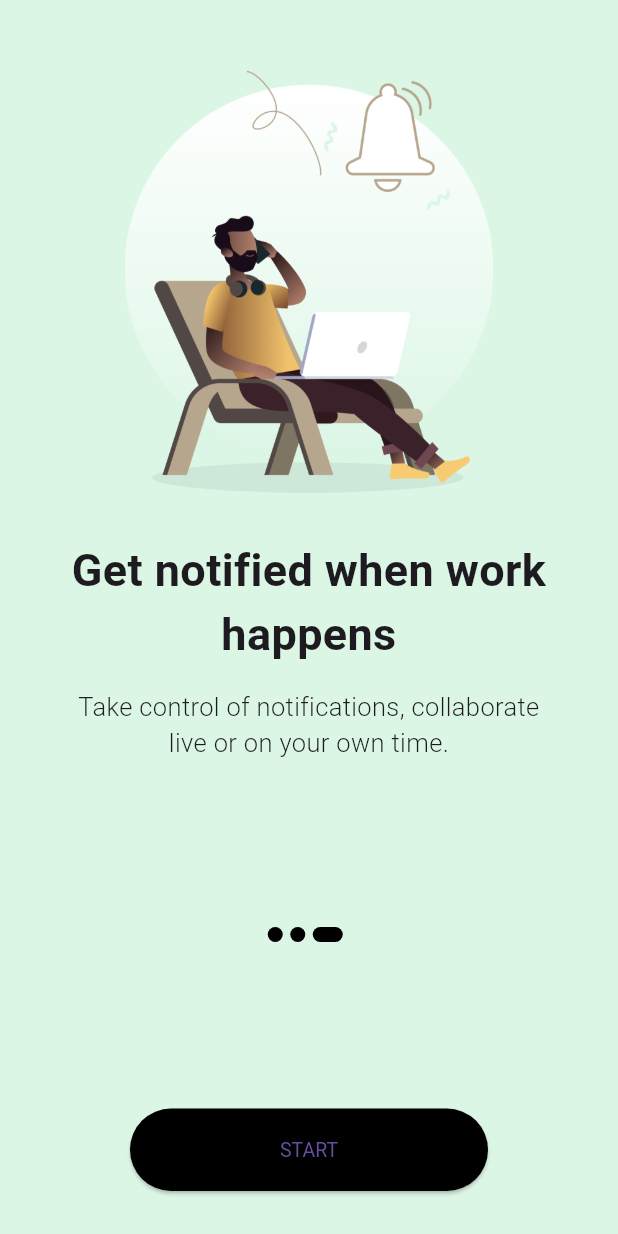
After one commit to MyApero/HOD-App, a Flutter app: the screen it shows after launch, after a tap on "SKIP", on a phone screen of 412 x 824 dp. The commit adds this screen. Run offline on Flutter 3.47's test engine with Material 3 defaults, Android fonts, the phone set to English and light mode, and no system bars; Roboto replaces fonts that are missing (Mulish).

Commit message:
[ADD] Onboarding testes

```diff
--- a/lib/main.dart
+++ b/lib/main.dart
@@ -1,109 +1,121 @@
 import 'package:flutter/material.dart';
 import 'package:hod_app/theme.dart';
 import 'package:hod_app/theme_screen.dart';
+import 'onboarding_screen.dart';
 
 void main() {
   runApp(const MyApp());
 }
 
-class MyApp extends StatelessWidget {
-  const MyApp({super.key});
+// class MyApp extends StatelessWidget {
+//   const MyApp({super.key});
 
   // This widget is the root of your application.
-  @override
-  Widget build(BuildContext context) {
-    return MaterialApp(
-      title: 'HOD App',
-      theme: theme,
-      home: const ThemeTestScreen(),
-    );
-  }
-}
+  // @override
+  // Widget build(BuildContext context) {
+  //   return MaterialApp(
+  //     title: 'HOD App',
+  //     theme: theme,
+  //     home: const ThemeTestScreen(),
+  //   );
+  // }
 
-class MyHomePage extends StatefulWidget {
-  const MyHomePage({super.key, required this.title});
-
-  // This widget is the home page of your application. It is stateful, meaning
-  // that it has a State object (defined below) that contains fields that affect
-  // how it looks.
-
-  // This class is the configuration for the state. It holds the values (in this
-  // case the title) provided by the parent (in this case the App widget) and
-  // used by the build method of the State. Fields in a Widget subclass are
-  // always marked "final".
-
-  final String title;
-
-  @override
-  State<MyHomePage> createState() => _MyHomePageState();
-}
-
-class _MyHomePageState extends State<MyHomePage> {
-  int _counter = 0;
-
-  void _incrementCounter() {
-    setState(() {
-      // This call to setState tells the Flutter framework that something has
-      // changed in this State, which causes it to rerun the build method below
-      // so that the display can reflect the updated values. If we changed
-      // _counter without calling setState(), then the build method would not be
-      // called again, and so nothing would appear to happen.
-      _counter++;
-    });
-  }
+  class MyApp extends StatelessWidget {
+  const MyApp({Key? key}) : super(key: key);
 
   @override
   Widget build(BuildContext context) {
-    // This method is rerun every time setState is called, for instance as done
-    // by the _incrementCounter method above.
-    //
-    // The Flutter framework has been optimized to make rerunning build methods
-    // fast, so that you can just rebuild anything that needs updating rather
-    // than having to individually change instances of widgets.
-    return Scaffold(
-      appBar: AppBar(
-        // TRY THIS: Try changing the color here to a specific color (to
-        // Colors.amber, perhaps?) and trigger a hot reload to see the AppBar
-        // change color while the other colors stay the same.
-        backgroundColor: Theme.of(context).colorScheme.inversePrimary,
-        // Here we take the value from the MyHomePage object that was created by
-        // the App.build method, and use it to set our appbar title.
-        title: Text(widget.title),
-      ),
-      body: Center(
-        // Center is a layout widget. It takes a single child and positions it
-        // in the middle of the parent.
-        child: Column(
-          // Column is also a layout widget. It takes a list of children and
-          // arranges them vertically. By default, it sizes itself to fit its
-          // children horizontally, and tries to be as tall as its parent.
-          //
-          // Column has various properties to control how it sizes itself and
-          // how it positions its children. Here we use mainAxisAlignment to
-          // center the children vertically; the main axis here is the vertical
-          // axis because Columns are vertical (the cross axis would be
-          // horizontal).
-          //
-          // TRY THIS: Invoke "debug painting" (choose the "Toggle Debug Paint"
-          // action in the IDE, or press "p" in the console), to see the
-          // wireframe for each widget.
-          mainAxisAlignment: MainAxisAlignment.center,
-          children: <Widget>[
-            const Text(
-              'You have pushed the button this many times:',
-            ),
-            Text(
-              '$_counter',
-              style: Theme.of(context).textTheme.headlineMedium,
-            ),
-          ],
-        ),
-      ),
-      floatingActionButton: FloatingActionButton(
-        onPressed: _incrementCounter,
-        tooltip: 'Increment',
-        child: const Icon(Icons.add),
-      ), // This trailing comma makes auto-formatting nicer for build methods.
-    );
+  return const MaterialApp(
+  debugShowCheckedModeBanner: false,
+  home: OnboardingScreen(),
+  );
   }
 }
+//
+// class MyHomePage extends StatefulWidget {
+//   const MyHomePage({super.key, required this.title});
+//
+//   // This widget is the home page of your application. It is stateful, meaning
+//   // that it has a State object (defined below) that contains fields that affect
+//   // how it looks.
+//
+//   // This class is the configuration for the state. It holds the values (in this
+//   // case the title) provided by the parent (in this case the App widget) and
+//   // used by the build method of the State. Fields in a Widget subclass are
+//   // always marked "final".
+//
+//   final String title;
+//
+//   @override
+//   State<MyHomePage> createState() => _MyHomePageState();
+// }
+//
+// class _MyHomePageState extends State<MyHomePage> {
+//   int _counter = 0;
+//
+//   void _incrementCounter() {
+//     setState(() {
+//       // This call to setState tells the Flutter framework that something has
+//       // changed in this State, which causes it to rerun the build method below
+//       // so that the display can reflect the updated values. If we changed
+//       // _counter without calling setState(), then the build method would not be
+//       // called again, and so nothing would appear to happen.
+//       _counter++;
+//     });
+//   }
+//
+//   @override
+//   Widget build(BuildContext context) {
+//     // This method is rerun every time setState is called, for instance as done
+//     // by the _incrementCounter method above.
+//     //
+//     // The Flutter framework has been optimized to make rerunning build methods
+//     // fast, so that you can just rebuild anything that needs updating rather
+//     // than having to individually change instances of widgets.
+//     return Scaffold(
+//       appBar: AppBar(
+//         // TRY THIS: Try changing the color here to a specific color (to
+//         // Colors.amber, perhaps?) and trigger a hot reload to see the AppBar
+//         // change color while the other colors stay the same.
+//         backgroundColor: Theme.of(context).colorScheme.inversePrimary,
+//         // Here we take the value from the MyHomePage object that was created by
+//         // the App.build method, and use it to set our appbar title.
+//         title: Text(widget.title),
+//       ),
+//       body: Center(
+//         // Center is a layout widget. It takes a single child and positions it
+//         // in the middle of the parent.
+//         child: Column(
+//           // Column is also a layout widget. It takes a list of children and
+//           // arranges them vertically. By default, it sizes itself to fit its
+//           // children horizontally, and tries to be as tall as its parent.
+//           //
+//           // Column has various properties to control how it sizes itself and
+//           // how it positions its children. Here we use mainAxisAlignment to
+//           // center the children vertically; the main axis here is the vertical
+//           // axis because Columns are vertical (the cross axis would be
+//           // horizontal).
+//           //
+//           // TRY THIS: Invoke "debug painting" (choose the "Toggle Debug Paint"
+//           // action in the IDE, or press "p" in the console), to see the
+//           // wireframe for each widget.
+//           mainAxisAlignment: MainAxisAlignment.center,
+//           children: <Widget>[
+//             const Text(
+//               'You have pushed the button this many times:',
+//             ),
+//             Text(
+//               '$_counter',
+//               style: Theme.of(context).textTheme.headlineMedium,
+//             ),
+//           ],
+//         ),
+//       ),
+//       floatingActionButton: FloatingActionButton(
+//         onPressed: _incrementCounter,
+//         tooltip: 'Increment',
+//         child: const Icon(Icons.add),
+//       ), // This trailing comma makes auto-formatting nicer for build methods.
+//     );
+//   }
+// }
--- /dev/null
+++ b/lib/onboarding_contents.dart
@@ -0,0 +1,31 @@
+class OnboardingContents {
+  final String title;
+  final String image;
+  final String desc;
+
+  OnboardingContents({
+    required this.title,
+    required this.image,
+    required this.desc,
+  });
+}
+
+List<OnboardingContents> contents = [
+  OnboardingContents(
+    title: "Track Your work and get the result",
+    image: "assets/images/logo_1_heaven_of_dice.png",
+    desc: "Remember to keep track of your professional accomplishments.",
+  ),
+  OnboardingContents(
+    title: "Stay organized with team",
+    image: "assets/images/image2.png",
+    desc:
+    "But understanding the contributions our colleagues make to our teams and companies.",
+  ),
+  OnboardingContents(
+    title: "Get notified when work happens",
+    image: "assets/images/image3.png",
+    desc:
+    "Take control of notifications, collaborate live or on your own time.",
+  ),
+];
--- /dev/null
+++ b/lib/onboarding_screen.dart
@@ -0,0 +1,192 @@
+import 'package:flutter/material.dart';
+import 'package:hod_app/size_config.dart';
+import 'package:hod_app/onboarding_contents.dart';
+
+class OnboardingScreen extends StatefulWidget {
+  const OnboardingScreen({Key? key}) : super(key: key);
+
+  @override
+  State<OnboardingScreen> createState() => _OnboardingScreenState();
+}
+
+class _OnboardingScreenState extends State<OnboardingScreen> {
+  late PageController _controller;
+
+  @override
+  void initState() {
+    _controller = PageController();
+    super.initState();
+  }
+
+  int _currentPage = 0;
+
+  List colors = const [
+    Color(0xffDAD3C8),
+    Color(0xffFFE5DE),
+    Color(0xffDCF6E6),
+  ];
+
+  AnimatedContainer _buildDots({
+    int? index,
+  }) {
+    return AnimatedContainer(
+      duration: const Duration(milliseconds: 200),
+      decoration: const BoxDecoration(
+        borderRadius: BorderRadius.all(
+          Radius.circular(50),
+        ),
+        color: Color(0xFF000000),
+      ),
+      margin: const EdgeInsets.only(right: 5),
+      height: 10,
+      curve: Curves.easeIn,
+      width: _currentPage == index ? 20 : 10,
+    );
+  }
+
+  @override
+  Widget build(BuildContext context) {
+    SizeConfig().init(context);
+    double width = SizeConfig.screenW!;
+    double height = SizeConfig.screenH!;
+
+    return Scaffold(
+      backgroundColor: colors[_currentPage],
+      body: SafeArea(
+        child: Column(
+          children: [
+            Expanded(
+              flex: 3,
+              child: PageView.builder(
+                physics: const BouncingScrollPhysics(),
+                controller: _controller,
+                onPageChanged: (value) => setState(() => _currentPage = value),
+                itemCount: contents.length,
+                itemBuilder: (context, i) {
+                  return Padding(
+                    padding: const EdgeInsets.all(40.0),
+                    child: Column(
+                      children: [
+                        Image.asset(
+                          contents[i].image,
+                          height: SizeConfig.blockV! * 35,
+                        ),
+                        SizedBox(
+                          height: (height >= 840) ? 60 : 30,
+                        ),
+                        Text(
+                          contents[i].title,
+                          textAlign: TextAlign.center,
+                          style: TextStyle(
+                            fontFamily: "Mulish",
+                            fontWeight: FontWeight.w600,
+                            fontSize: (width <= 550) ? 30 : 35,
+                          ),
+                        ),
+                        const SizedBox(height: 15),
+                        Text(
+                          contents[i].desc,
+                          style: TextStyle(
+                            fontFamily: "Mulish",
+                            fontWeight: FontWeight.w300,
+                            fontSize: (width <= 550) ? 17 : 25,
+                          ),
+                          textAlign: TextAlign.center,
+                        )
+                      ],
+                    ),
+                  );
+                },
+              ),
+            ),
+            Expanded(
+              flex: 1,
+              child: Column(
+                mainAxisAlignment: MainAxisAlignment.spaceBetween,
+                children: [
+                  Row(
+                    mainAxisAlignment: MainAxisAlignment.center,
+                    children: List.generate(
+                      contents.length,
+                          (int index) => _buildDots(
+                        index: index,
+                      ),
+                    ),
+                  ),
+                  _currentPage + 1 == contents.length
+                      ? Padding(
+                    padding: const EdgeInsets.all(30),
+                    child: ElevatedButton(
+                      onPressed: () {},
+                      child: const Text("START"),
+                      style: ElevatedButton.styleFrom(
+                        backgroundColor: Colors.black,
+                        shape: RoundedRectangleBorder(
+                          borderRadius: BorderRadius.circular(50),
+                        ),
+                        padding: (width <= 550)
+                            ? const EdgeInsets.symmetric(
+                            horizontal: 100, vertical: 20)
+                            : EdgeInsets.symmetric(
+                            horizontal: width * 0.2, vertical: 25),
+                        textStyle:
+                        TextStyle(fontSize: (width <= 550) ? 13 : 17),
+                      ),
+                    ),
+                  )
+                      : Padding(
+                    padding: const EdgeInsets.all(30),
+                    child: Row(
+                      mainAxisAlignment: MainAxisAlignment.spaceBetween,
+                      children: [
+                        TextButton(
+                          onPressed: () {
+                            _controller.jumpToPage(2);
+                          },
+                          child: const Text(
+                            "SKIP",
+                            style: TextStyle(color: Colors.black),
+                          ),
+                          style: TextButton.styleFrom(
+                            elevation: 0,
+                            textStyle: TextStyle(
+                              fontWeight: FontWeight.w600,
+                              fontSize: (width <= 550) ? 13 : 17,
+                            ),
+                          ),
+                        ),
+                        ElevatedButton(
+                          onPressed: () {
+                            _controller.nextPage(
+                              duration: const Duration(milliseconds: 200),
+                              curve: Curves.easeIn,
+                            );
+                          },
+                          child: const Text("NEXT"),
+                          style: ElevatedButton.styleFrom(
+                            backgroundColor: Colors.black,
+                            shape: RoundedRectangleBorder(
+                              borderRadius: BorderRadius.circular(50),
+                            ),
+                            elevation: 0,
+                            padding: (width <= 550)
+                                ? const EdgeInsets.symmetric(
+                                horizontal: 30, vertical: 20)
+                                : const EdgeInsets.symmetric(
+                                horizontal: 30, vertical: 25),
+                            textStyle: TextStyle(
+                                fontSize: (width <= 550) ? 13 : 17),
+                          ),
+                        ),
+                      ],
+                    ),
+                  )
+                ],
+              ),
+            ),
+          ],
+        ),
+      ),
+    );
+  }
+}
--- /dev/null
+++ b/lib/size_config.dart
@@ -0,0 +1,17 @@
+import 'package:flutter/material.dart';
+
+class SizeConfig {
+  static MediaQueryData? _mediaQueryData;
+  static double? screenW;
+  static double? screenH;
+  static double? blockH;
+  static double? blockV;
+
+  void init(BuildContext context) {
+    _mediaQueryData = MediaQuery.of(context);
+    screenW = _mediaQueryData!.size.width;
+    screenH = _mediaQueryData!.size.height;
+    blockH = screenW! / 100;
+    blockV = screenH! / 100;
+  }
+}
--- a/pubspec.yaml
+++ b/pubspec.yaml
@@ -59,10 +59,8 @@ flutter:
   uses-material-design: true
 
   # To add assets to your application, add an assets section, like this:
-  # assets:
-  #   - images/a_dot_burr.jpeg
-  #   - images/a_dot_ham.jpeg
-
+  assets:
+    - assets/images/
   # An image asset can refer to one or more resolution-specific "variants", see
   # https://flutter.dev/assets-and-images/#resolution-aware
 
```
Also changed, not shown: assets/fonts/Mulish-Light.ttf (added), assets/fonts/Mulish-SemiBold.ttf (added), assets/images/image1.png (added), assets/images/image2.png (added), assets/images/image3.png (added), 1 other file.
